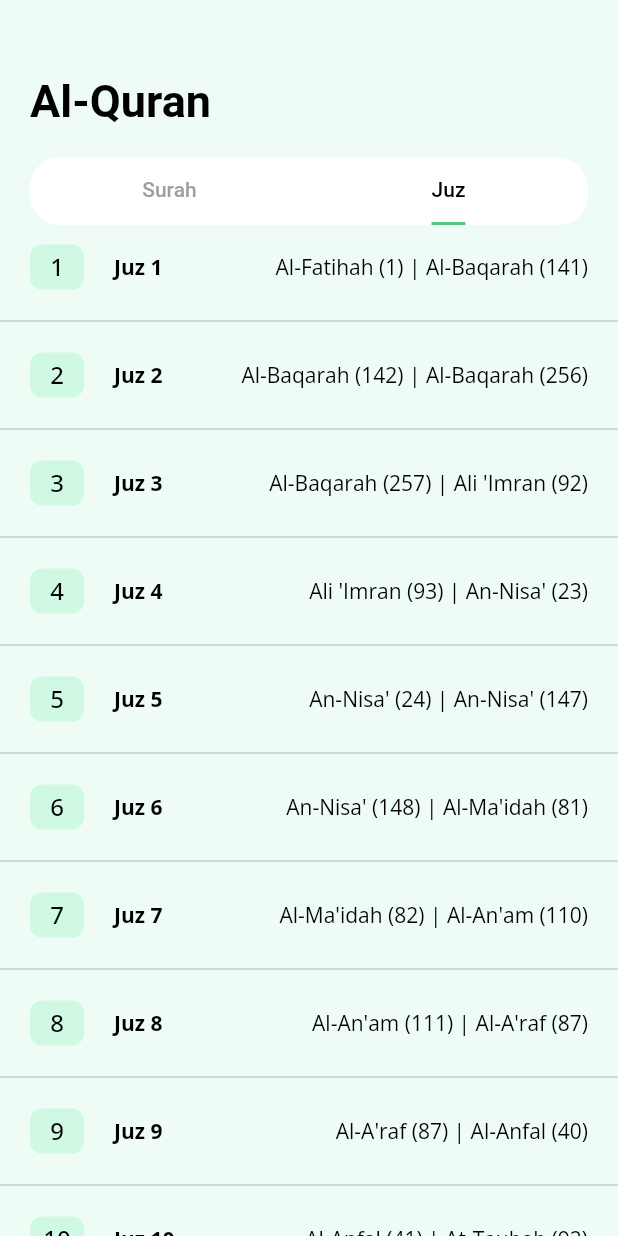
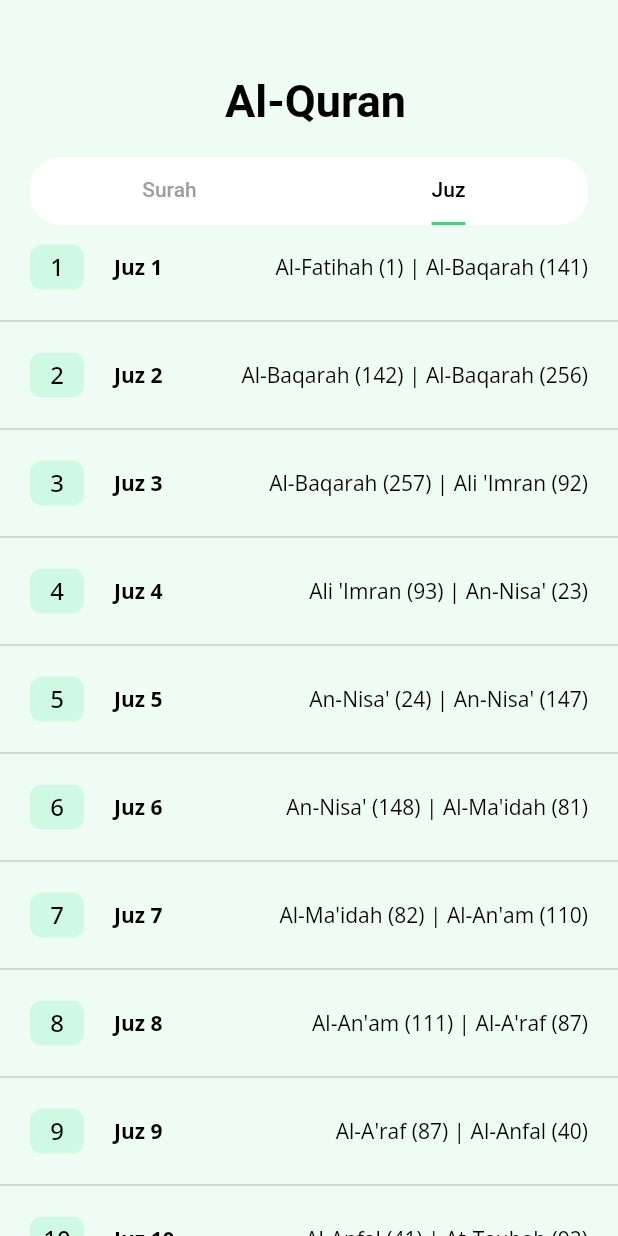
Before and after one commit to Morfz/hijrah_journey, a Flutter app: the QuranPage screen opened directly, tab 2 chosen, on a phone screen of 412 x 824 dp. Run offline on Flutter 3.47's test engine with Material 2 defaults, Android fonts, the phone set to English and light mode, and no system bars; our stand-ins replace awesome_notifications, dartz, dio, equatable, firebase_auth, firebase_core and 9 more; missing offline and left inert: fluid_bottom_nav_bar, flutter_qiblah, flutter_vibrate; accounts and stored records are empty; network calls fail.

Commit message:
minor layout update

```diff
--- a/alquran/lib/presentation/pages/home/quran_page.dart
+++ b/alquran/lib/presentation/pages/home/quran_page.dart
@@ -20,7 +20,7 @@ class _QuranPageState extends State<QuranPage> with TickerProviderStateMixin {
         crossAxisAlignment: CrossAxisAlignment.start,
         children: [
           Container(
-              padding: const EdgeInsets.only(left: 20, top: 50),
+              padding: const EdgeInsets.only(left: 150, top: 50),
               child: Text(
                 'Al-Quran',
                 style: TextStyle(
--- a/hadist/lib/presentation/pages/rawi_page.dart
+++ b/hadist/lib/presentation/pages/rawi_page.dart
@@ -36,7 +36,7 @@ class _RawiPageState extends State<RawiPage> {
               crossAxisAlignment: CrossAxisAlignment.start,
               children: [
                 Container(
-                  padding: const EdgeInsets.only(left: 20, top: 50),
+                  padding: const EdgeInsets.only(left: 150, top: 50),
                   child: Text(
                     'Hadist',
                     style: TextStyle(
```
